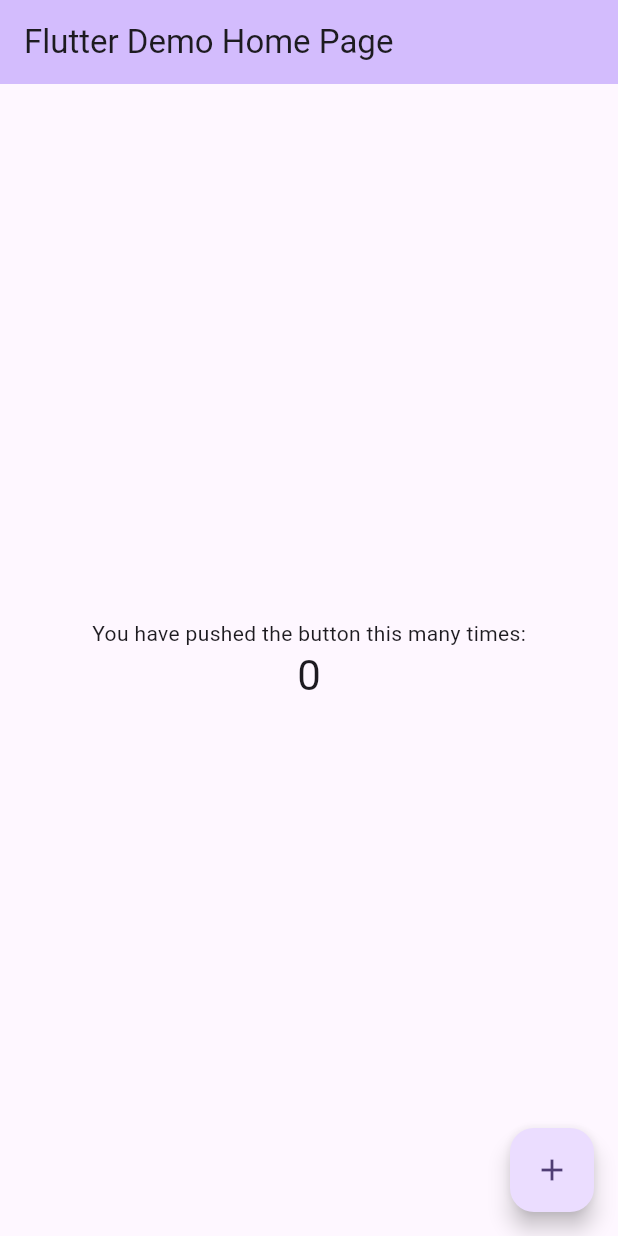
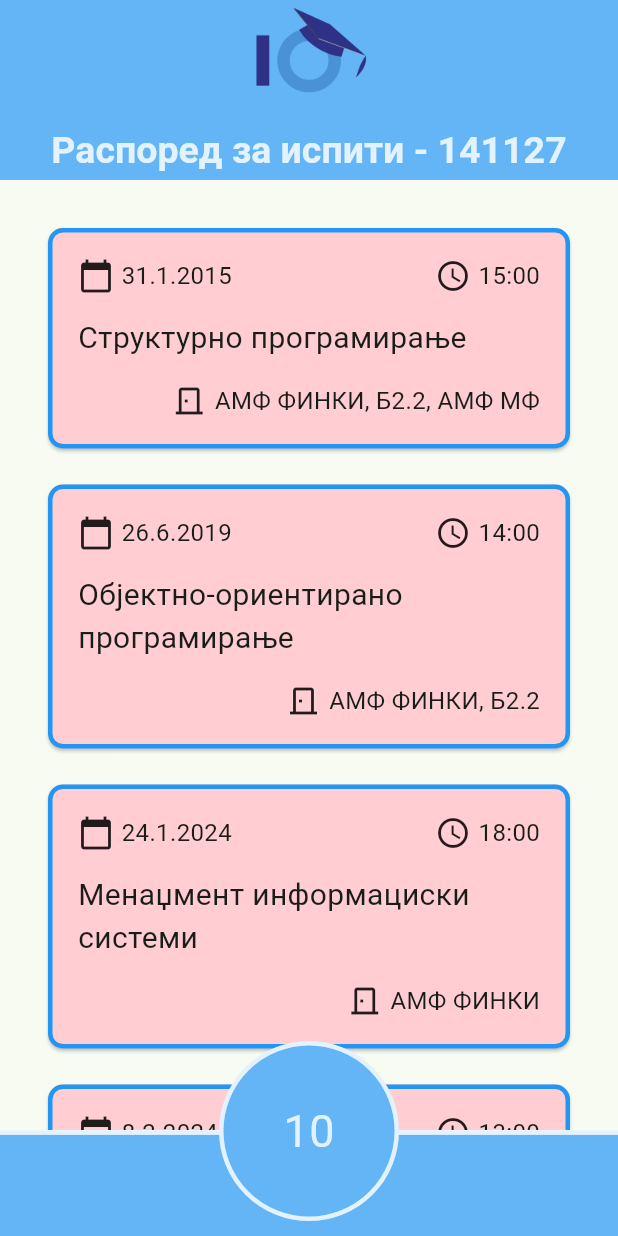
Before and after one commit to SekuloskiStefan/MIS_Lab1_2025-2026, a Flutter app: the screen it shows after launch, on a phone screen of 412 x 824 dp. Run offline on Flutter 3.47's test engine with Material 3 defaults, Android fonts, the phone set to English and light mode, and no system bars.

Commit message:
final commit

```diff
--- a/analysis_options.yaml
+++ b/analysis_options.yaml
@@ -26,3 +26,6 @@ linter:
 
 # Additional information about this file can be found at
 # https://dart.dev/guides/language/analysis-options
+
+formatter:
+  trailing_commas: preserve
--- /dev/null
+++ b/lib/Core/Constants/routes.dart
@@ -0,0 +1,2 @@
+const String homePageRoute = '/';
+const String examDetailsPageRoute = "/examDetails";
--- /dev/null
+++ b/lib/Models/exam_model.dart
@@ -0,0 +1,12 @@
+class Exam {
+  String name;
+  DateTime dateTime;
+  List<String> classRooms;
+
+  Exam({required this.name, required this.dateTime, required this.classRooms});
+
+  bool examHasPassed() {
+    DateTime now = DateTime.now();
+    return now.isAfter(dateTime);
+  }
+}
--- /dev/null
+++ b/lib/Screens/exam_details_page.dart
@@ -0,0 +1,99 @@
+import 'package:flutter/material.dart';
+import 'package:lab_1_2025_2026/Models/exam_model.dart';
+
+class ExamDetailsPage extends StatelessWidget {
+  const ExamDetailsPage({super.key});
+
+  @override
+  Widget build(BuildContext context) {
+    final exam = ModalRoute.of(context)!.settings.arguments as Exam;
+    final differenceDays = DateTime.now()
+        .difference(exam.dateTime)
+        .inDays
+        .abs();
+    final differenceHours =
+        DateTime.now().difference(exam.dateTime).inHours.abs() -
+        differenceDays * 24;
+
+    return Scaffold(
+      appBar: AppBar(
+        automaticallyImplyLeading: false,
+        toolbarHeight: 90,
+        backgroundColor: Colors.blue.shade300,
+        foregroundColor: Colors.blue.shade300,
+        shadowColor: Colors.blue.shade300,
+        surfaceTintColor: Colors.blue.shade500,
+        titleTextStyle: TextStyle(
+          color: Colors.blue.shade50,
+          fontSize: 25,
+          fontWeight: FontWeight.bold,
+        ),
+        title: GestureDetector(
+          onTap: () {
+            Navigator.pop(context);
+          },
+          child: Center(
+            child: Image.asset(
+              "assets/moodle-io.png",
+              height: 80,
+              fit: BoxFit.cover,
+            ),
+          ),
+        ),
+      ),
+      backgroundColor: Colors.blue.shade300,
+      body: Container(
+        width: double.infinity,
+        height: double.infinity,
+        margin: EdgeInsets.all(30),
+        padding: EdgeInsets.all(30),
+        decoration: BoxDecoration(
+          color: exam.examHasPassed()
+              ? Colors.red.shade100
+              : Colors.green.shade100,
+          border: BoxBorder.all(
+            color: Colors.blue,
+            width: 3,
+          ),
+          borderRadius: BorderRadius.circular(15),
+        ),
+        child: Column(
+          mainAxisAlignment: MainAxisAlignment.spaceEvenly,
+          children: [
+            Text(
+              "Испитот по предметот ${exam.name} ${exam.examHasPassed() ? 'се оддржа' : 'ќе се оддржи'} "
+              "на ден ${exam.dateTime.day}.${exam.dateTime.month}.${exam.dateTime.year} во ${exam.dateTime.hour}:00 часот.",
+              style: TextStyle(
+                fontSize: 25,
+              ),
+            ),
+            Column(
+              children: [
+                Text(
+                  "${exam.examHasPassed() ? 'Испитот се оддржа пред ' : 'Испитот ќе се оддржи за '} ",
+                  textAlign: TextAlign.center,
+                  style: TextStyle(
+                    fontSize: 25,
+                    color: exam.examHasPassed() ? Colors.red : Colors.green,
+                  ),
+                ),
+                Text(
+                  "${differenceDays} "
+                  "${differenceDays % 10 == 1 ? 'ден' : 'дена'} и "
+                  "${differenceHours} "
+                  "${differenceHours % 10 == 1 ? 'час' : 'часа'} "
+                  "во ${exam.classRooms.join(", ")}.",
+                  textAlign: TextAlign.center,
+                  style: TextStyle(
+                    fontSize: 25,
+                    color: exam.examHasPassed() ? Colors.red : Colors.green,
+                  ),
+                ),
+              ],
+            ),
+          ],
+        ),
+      ),
+    );
+  }
+}
--- /dev/null
+++ b/lib/Screens/home_page.dart
@@ -0,0 +1,181 @@
+import 'package:flutter/material.dart';
+import 'package:lab_1_2025_2026/Models/exam_model.dart';
+import 'package:lab_1_2025_2026/Widgets/exams_list.dart';
+
+class HomePage extends StatefulWidget {
+  final String title;
+
+  const HomePage({super.key, required this.title});
+
+  @override
+  State<HomePage> createState() => _HomePageState();
+}
+
+class _HomePageState extends State<HomePage> {
+  static List<Exam> exams = [
+    Exam(
+      name: "Бизнис и менаџмент",
+      dateTime: DateTime(2025, 11, 19, 18),
+      classRooms: ["АМФ ФИНКИ"],
+    ),
+    Exam(
+      name: "Структурно програмирање",
+      dateTime: DateTime(2015, 1, 31, 15),
+      classRooms: ["АМФ ФИНКИ", "Б2.2", "АМФ МФ"],
+    ),
+    Exam(
+      name: "Бизнис статистика",
+      dateTime: DateTime(2026, 2, 15, 10),
+      classRooms: ["ТМФ 315", "Б2.2", "Б3.2"],
+    ),
+    Exam(
+      name: "Веб програмирање",
+      dateTime: DateTime(2025, 11, 21, 17),
+      classRooms: ["АМФ ФИНКИ"],
+    ),
+    Exam(
+      name: "Бази на податоци",
+      dateTime: DateTime(2024, 2, 8, 13),
+      classRooms: ["223"],
+    ),
+    Exam(
+      name: "Менаџмент информациски системи",
+      dateTime: DateTime(2024, 1, 24, 18),
+      classRooms: ["АМФ ФИНКИ"],
+    ),
+    Exam(
+      name: "Објектно-ориентирано програмирање",
+      dateTime: DateTime(2019, 6, 26, 14),
+      classRooms: ["АМФ ФИНКИ", "Б2.2"],
+    ),
+    Exam(
+      name: "Алгоритми и податочни структури",
+      dateTime: DateTime(2025, 2, 13, 12),
+      classRooms: ["АМФ МФ", "Б3.2"],
+    ),
+    Exam(
+      name: "Мобилни информациски системи",
+      dateTime: DateTime(2025, 12, 5, 14),
+      classRooms: ["АМФ МФ"],
+    ),
+    Exam(
+      name: "Маркетинг",
+      dateTime: DateTime(2026, 2, 10, 12),
+      classRooms: ["АМФ ТМФ", "ТМФ 203"],
+    ),
+  ];
+
+  List<Exam> getSortedExams() {
+    final examsSorted = exams;
+    examsSorted.sort((a, b) => a.dateTime.compareTo(b.dateTime));
+    return examsSorted;
+  }
+
+  @override
+  Widget build(BuildContext context) {
+    return Scaffold(
+      appBar: AppBar(
+        toolbarHeight: 120,
+        backgroundColor: Colors.blue.shade300,
+        foregroundColor: Colors.blue.shade300,
+        shadowColor: Colors.blue.shade300,
+        surfaceTintColor: Colors.blue.shade500,
+        titleTextStyle: TextStyle(
+          color: Colors.blue.shade50,
+          fontSize: 25,
+          fontWeight: FontWeight.bold,
+        ),
+        title: Column(
+          mainAxisSize: MainAxisSize.min,
+          mainAxisAlignment: MainAxisAlignment.center,
+          children: [
+            Center(
+              child: Image.asset(
+                "assets/moodle-io.png",
+                height: 80,
+                fit: BoxFit.cover,
+              ),
+            ),
+            Text(
+              widget.title,
+            ),
+          ],
+        ),
+      ),
+      body: Stack(
+        children: [
+          Center(
+            child: Column(
+              children: [
+                Flexible(
+                  flex: 9,
+                  child: Container(
+                    child: Column(
+                      mainAxisAlignment: MainAxisAlignment.center,
+                      children: [
+                        Expanded(
+                          child: exams.isEmpty
+                              ? Center(
+                                  child: Text(
+                                    "Немате испити за полагање",
+                                    textAlign: TextAlign.center,
+                                    style: TextStyle(
+                                      color: Colors.blue,
+                                      fontSize: 26,
+                                    ),
+                                  ),
+                                )
+                              : ExamsList(
+                                  exams: getSortedExams(),
+                                ),
+                        ),
+                      ],
+                    ),
+                  ),
+                ),
+                Flexible(
+                  flex: 1,
+                  child: Container(
+                    width: double.infinity,
+                    decoration: BoxDecoration(
+                      color: Colors.blue.shade300,
+                      border: Border(
+                        top: BorderSide(color: Colors.blue.shade50, width: 3),
+                      ),
+                    ),
+                  ),
+                ),
+              ],
+            ),
+          ),
+          Positioned(
+            bottom: 10,
+            left: 5,
+            right: 5,
+            child: Container(
+              width: 120,
+              height: 120,
+              decoration: BoxDecoration(
+                color: Colors.blue.shade300,
+                border: BoxBorder.all(
+                  width: 3,
+                  color: Colors.blue.shade50,
+                ),
+                shape: BoxShape.circle,
+              ),
+              child: Center(
+                child: Text(
+                  exams.length.toString(),
+                  style: TextStyle(
+                    color: Colors.blue.shade50,
+                    fontSize: 30,
+                  ),
+                ),
+              ),
+            ),
+          ),
+        ],
+      ),
+    );
+  }
+}
--- /dev/null
+++ b/lib/Widgets/exam_card.dart
@@ -0,0 +1,115 @@
+import 'package:flutter/material.dart';
+import 'package:lab_1_2025_2026/Core/Constants/routes.dart';
+import 'package:lab_1_2025_2026/Models/exam_model.dart';
+
+class ExamCard extends StatelessWidget {
+  final Exam exam;
+
+  const ExamCard({super.key, required this.exam});
+
+  @override
+  Widget build(BuildContext context) {
+    return GestureDetector(
+      onTap: () {
+        Navigator.pushNamed(context, examDetailsPageRoute, arguments: exam);
+      },
+      child: Padding(
+        padding: const EdgeInsets.all(8.0),
+        child: Card(
+          color: exam.examHasPassed()
+              ? Colors.red.shade100
+              : Colors.green.shade100,
+          shape: RoundedRectangleBorder(
+            side: BorderSide(color: Colors.blue, width: 3),
+            borderRadius: BorderRadius.circular(10),
+          ),
+          child: Padding(
+            padding: EdgeInsets.all(20),
+            child: Column(
+              spacing: 15,
+              children: [
+                Row(
+                  mainAxisAlignment: MainAxisAlignment.spaceBetween,
+                  children: [
+                    Container(
+                      child: Row(
+                        children: [
+                          Icon(
+                            Icons.calendar_today,
+                          ),
+                          SizedBox(
+                            width: 5,
+                          ),
+                          Text(
+                            "${exam.dateTime.day}.${exam.dateTime.month}.${exam.dateTime.year}",
+                            textAlign: TextAlign.center,
+                            style: TextStyle(
+                              fontSize: 16,
+                            ),
+                          ),
+                        ],
+                      ),
+                    ),
+                    Container(
+                      child: Row(
+                        children: [
+                          Icon(
+                            Icons.access_time,
+                          ),
+                          SizedBox(
+                            width: 5,
+                          ),
+                          Text(
+                            "${exam.dateTime.hour}:00",
+                            textAlign: TextAlign.center,
+                            style: TextStyle(
+                              fontSize: 16,
+                            ),
+                          ),
+                        ],
+                      ),
+                    ),
+                  ],
+                ),
+                Container(
+                  width: double.infinity,
+                  child: Text(
+                    exam.name,
+                    textAlign: TextAlign.left,
+                    style: TextStyle(
+                      fontSize: 20,
+                    ),
+                  ),
+                ),
+                Row(
+                  mainAxisAlignment: MainAxisAlignment.end,
+                  children: [
+                    Container(
+                      child: Row(
+                        children: [
+                          Icon(
+                            Icons.door_back_door_outlined,
+                          ),
+                          SizedBox(
+                            width: 5,
+                          ),
+                          Text(
+                            exam.classRooms.join(', '),
+                            textAlign: TextAlign.center,
+                            style: TextStyle(
+                              fontSize: 16,
+                            ),
+                          ),
+                        ],
+                      ),
+                    ),
+                  ],
+                ),
+              ],
+            ),
+          ),
+        ),
+      ),
+    );
+  }
+}
--- /dev/null
+++ b/lib/Widgets/exams_list.dart
@@ -0,0 +1,26 @@
+import 'package:flutter/material.dart';
+import 'package:lab_1_2025_2026/Models/exam_model.dart';
+import 'package:lab_1_2025_2026/Widgets/exam_card.dart';
+
+class ExamsList extends StatefulWidget {
+  final List<Exam> exams;
+
+  const ExamsList({super.key, required this.exams});
+
+  @override
+  State<ExamsList> createState() => _ExamsListState();
+}
+
+class _ExamsListState extends State<ExamsList> {
+  @override
+  Widget build(BuildContext context) {
+    return ListView.builder(
+      padding: EdgeInsets.all(20),
+      itemCount: widget.exams.length,
+      physics: BouncingScrollPhysics(),
+      itemBuilder: (context, index) {
+        return ExamCard(exam: widget.exams[index]);
+      },
+    );
+  }
+}
--- a/lib/main.dart
+++ b/lib/main.dart
@@ -1,4 +1,7 @@
 import 'package:flutter/material.dart';
+import 'package:lab_1_2025_2026/Core/Constants/routes.dart';
+import 'package:lab_1_2025_2026/Screens/exam_details_page.dart';
+import 'package:lab_1_2025_2026/Screens/home_page.dart';
 
 void main() {
   runApp(const MyApp());
@@ -7,116 +10,21 @@ void main() {
 class MyApp extends StatelessWidget {
   const MyApp({super.key});
 
-  // This widget is the root of your application.
   @override
   Widget build(BuildContext context) {
     return MaterialApp(
-      title: 'Flutter Demo',
+      title: 'Распоред за испити - 141127',
       theme: ThemeData(
-        // This is the theme of your application.
-        //
-        // TRY THIS: Try running your application with "flutter run". You'll see
-        // the application has a purple toolbar. Then, without quitting the app,
-        // try changing the seedColor in the colorScheme below to Colors.green
-        // and then invoke "hot reload" (save your changes or press the "hot
-        // reload" button in a Flutter-supported IDE, or press "r" if you used
-        // the command line to start the app).
-        //
-        // Notice that the counter didn't reset back to zero; the application
-        // state is not lost during the reload. To reset the state, use hot
-        // restart instead.
-        //
-        // This works for code too, not just values: Most code changes can be
-        // tested with just a hot reload.
-        colorScheme: .fromSeed(seedColor: Colors.deepPurple),
+        colorScheme: .fromSeed(seedColor: Colors.green),
+        brightness: Brightness.light,
       ),
-      home: const MyHomePage(title: 'Flutter Demo Home Page'),
+      initialRoute: homePageRoute,
+      routes: {
+        homePageRoute: (context) =>
+            const HomePage(title: 'Распоред за испити - 141127'),
+        examDetailsPageRoute: (context) => const ExamDetailsPage(),
+      },
+      debugShowCheckedModeBanner: false,
     );
   }
 }
-
-class MyHomePage extends StatefulWidget {
-  const MyHomePage({super.key, required this.title});
-
-  // This widget is the home page of your application. It is stateful, meaning
-  // that it has a State object (defined below) that contains fields that affect
-  // how it looks.
-
-  // This class is the configuration for the state. It holds the values (in this
-  // case the title) provided by the parent (in this case the App widget) and
-  // used by the build method of the State. Fields in a Widget subclass are
-  // always marked "final".
-
-  final String title;
-
-  @override
-  State<MyHomePage> createState() => _MyHomePageState();
-}
-
-class _MyHomePageState extends State<MyHomePage> {
-  int _counter = 0;
-
-  void _incrementCounter() {
-    setState(() {
-      // This call to setState tells the Flutter framework that something has
-      // changed in this State, which causes it to rerun the build method below
-      // so that the display can reflect the updated values. If we changed
-      // _counter without calling setState(), then the build method would not be
-      // called again, and so nothing would appear to happen.
-      _counter++;
-    });
-  }
-
-  @override
-  Widget build(BuildContext context) {
-    // This method is rerun every time setState is called, for instance as done
-    // by the _incrementCounter method above.
-    //
-    // The Flutter framework has been optimized to make rerunning build methods
-    // fast, so that you can just rebuild anything that needs updating rather
-    // than having to individually change instances of widgets.
-    return Scaffold(
-      appBar: AppBar(
-        // TRY THIS: Try changing the color here to a specific color (to
-        // Colors.amber, perhaps?) and trigger a hot reload to see the AppBar
-        // change color while the other colors stay the same.
-        backgroundColor: Theme.of(context).colorScheme.inversePrimary,
-        // Here we take the value from the MyHomePage object that was created by
-        // the App.build method, and use it to set our appbar title.
-        title: Text(widget.title),
-      ),
-      body: Center(
-        // Center is a layout widget. It takes a single child and positions it
-        // in the middle of the parent.
-        child: Column(
-          // Column is also a layout widget. It takes a list of children and
-          // arranges them vertically. By default, it sizes itself to fit its
-          // children horizontally, and tries to be as tall as its parent.
-          //
-          // Column has various properties to control how it sizes itself and
-          // how it positions its children. Here we use mainAxisAlignment to
-          // center the children vertically; the main axis here is the vertical
-          // axis because Columns are vertical (the cross axis would be
-          // horizontal).
-          //
-          // TRY THIS: Invoke "debug painting" (choose the "Toggle Debug Paint"
-          // action in the IDE, or press "p" in the console), to see the
-          // wireframe for each widget.
-          mainAxisAlignment: .center,
-          children: [
-            const Text('You have pushed the button this many times:'),
-            Text(
-              '$_counter',
-              style: Theme.of(context).textTheme.headlineMedium,
-            ),
-          ],
-        ),
-      ),
-      floatingActionButton: FloatingActionButton(
-        onPressed: _incrementCounter,
-        tooltip: 'Increment',
-        child: const Icon(Icons.add),
-      ),
-    );
-  }
-}
--- a/pubspec.yaml
+++ b/pubspec.yaml
@@ -57,6 +57,9 @@ flutter:
   # the material Icons class.
   uses-material-design: true
 
+  assets:
+      - assets/moodle-io.png
+
   # To add assets to your application, add an assets section, like this:
   # assets:
   #   - images/a_dot_burr.jpeg
```
Also changed, not shown: assets/moodle-io.png (added), 1 other file.
